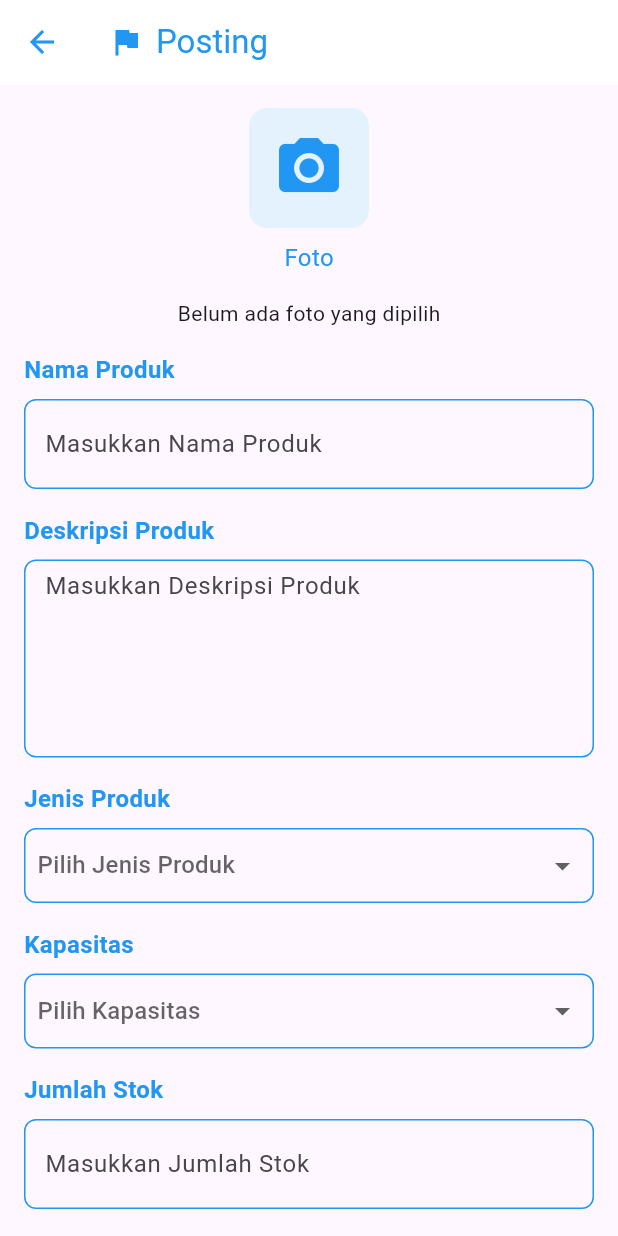
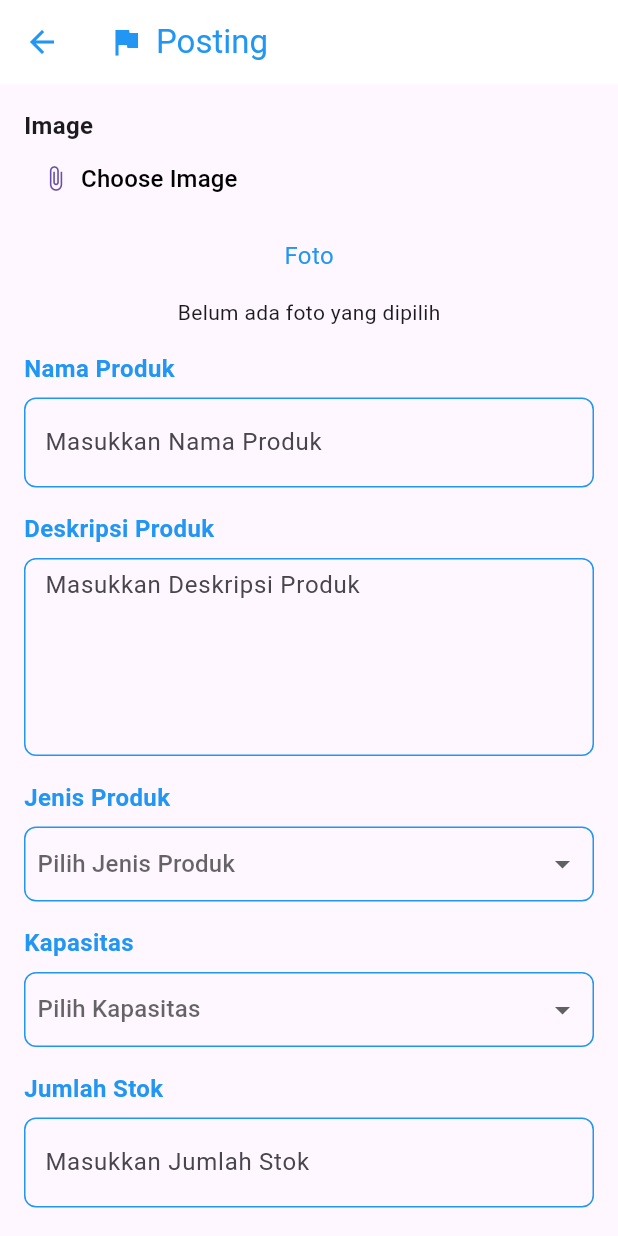
Before and after one commit to heruiksan/MVP-natour-app, a Flutter app: the addAlat screen opened directly, on a phone screen of 412 x 824 dp. Run offline on Flutter 3.47's test engine with Material 3 defaults, Android fonts, the phone set to English and light mode, and no system bars; our stand-ins replace cloud_firestore, file_picker, firebase_auth, firebase_core, firebase_storage, image_picker; accounts and stored records are empty.

Commit message:
fix link gambar
dari nagif

```diff
--- a/natourapps/lib/Model/sewaModel.dart
+++ b/natourapps/lib/Model/sewaModel.dart
@@ -35,5 +35,4 @@ class AlatModel {
       'imageUrl': imageUrl,
     };
   }
-
 }
--- a/natourapps/lib/view/penyewa/addAlat.dart
+++ b/natourapps/lib/view/penyewa/addAlat.dart
@@ -5,6 +5,7 @@ import 'package:firebase_auth/firebase_auth.dart';
 import 'package:natourapps/Controller/sewaController.dart';
 import 'package:natourapps/Model/sewaModel.dart';
 import 'package:natourapps/view/penyewa/bottomNavPenyewa.dart';
+import 'package:natourapps/view/penyewa/fileinputwidget.dart';
 
 class addAlat extends StatefulWidget {
   @override
@@ -27,6 +28,8 @@ class _AddAlatState extends State<addAlat> {
   final TextEditingController jumlahStokController = TextEditingController();
   final TextEditingController hargaController = TextEditingController();
   final TextEditingController lokasiController = TextEditingController();
+  TextEditingController _imageUrlController = TextEditingController(text: '');
+
 
   // Fungsi untuk memilih gambar dari kamera atau galeri
   Future<void> _pickImage(ImageSource source) async {
@@ -67,49 +70,56 @@ class _AddAlatState extends State<addAlat> {
               Center(
                 child: Column(
                   children: [
-                    GestureDetector(
-                      onTap: () {
-                        showModalBottomSheet(
-                          context: context,
-                          builder: (context) {
-                            return Container(
-                              height: 150,
-                              child: Column(
-                                children: [
-                                  ListTile(
-                                    leading: Icon(Icons.camera_alt),
-                                    title: Text("Ambil Foto dengan Kamera"),
-                                    onTap: () {
-                                      _pickImage(ImageSource.camera);
-                                      Navigator.pop(context);
-                                    },
-                                  ),
-                                  ListTile(
-                                    leading: Icon(Icons.image),
-                                    title: Text("Pilih Foto dari Galeri"),
-                                    onTap: () {
-                                      _pickImage(ImageSource.gallery);
-                                      Navigator.pop(context);
-                                    },
-                                  ),
-                                ],
-                              ),
-                            );
-                          },
-                        );
+                    // GestureDetector(
+                    //   onTap: () {
+                    //     showModalBottomSheet(
+                    //       context: context,
+                    //       builder: (context) {
+                    //         return Container(
+                    //           height: 150,
+                    //           child: Column(
+                    //             children: [
+                    //               ListTile(
+                    //                 leading: Icon(Icons.camera_alt),
+                    //                 title: Text("Ambil Foto dengan Kamera"),
+                    //                 onTap: () {
+                    //                   _pickImage(ImageSource.camera);
+                    //                   Navigator.pop(context);
+                    //                 },
+                    //               ),
+                    //               ListTile(
+                    //                 leading: Icon(Icons.image),
+                    //                 title: Text("Pilih Foto dari Galeri"),
+                    //                 onTap: () {
+                    //                   _pickImage(ImageSource.gallery);
+                    //                   Navigator.pop(context);
+                    //                 },
+                    //               ),
+                    //             ],
+                    //           ),
+                    //         );
+                    //       },
+                    //     );
+                    //   },
+                    //   child: Container(
+                    //     padding: EdgeInsets.all(16),
+                    //     decoration: BoxDecoration(
+                    //       color: Colors.blue[50],
+                    //       borderRadius: BorderRadius.circular(12),
+                    //     ),
+                    //     child: Icon(
+                    //       Icons.camera_alt,
+                    //       size: 48,
+                    //       color: Colors.blue,
+                    //     ),
+                    //   ),
+                    // ),
+
+                    FileInputWidget(
+                      fileType: 'Image',
+                      onSaveToDatabase: (img) {
+                        _imageUrlController.text = img!;
                       },
-                      child: Container(
-                        padding: EdgeInsets.all(16),
-                        decoration: BoxDecoration(
-                          color: Colors.blue[50],
-                          borderRadius: BorderRadius.circular(12),
-                        ),
-                        child: Icon(
-                          Icons.camera_alt,
-                          size: 48,
-                          color: Colors.blue,
-                        ),
-                      ),
                     ),
                     SizedBox(height: 8),
                     Text(
@@ -171,6 +181,7 @@ class _AddAlatState extends State<addAlat> {
                     harga: double.tryParse(hargaController.text) ?? 0.0,
                     lokasi: lokasiController.text,
                     userId: userId,
+                    imageUrl: _imageUrlController.text
                   );
 
                   final controller = Sewacontroller();
--- /dev/null
+++ b/natourapps/lib/view/penyewa/fileinputwidget.dart
@@ -0,0 +1,111 @@
+import 'dart:io';
+
+import 'package:flutter/material.dart';
+import 'package:file_picker/file_picker.dart';
+import 'package:firebase_storage/firebase_storage.dart';
+import 'package:path/path.dart' as path;
+
+class FileInputWidget extends StatefulWidget {
+  final String fileType;
+  final void Function(String? firebaseUrl)? onSaveToDatabase;
+
+  FileInputWidget({required this.fileType, this.onSaveToDatabase});
+
+  @override
+  _FileInputWidgetState createState() => _FileInputWidgetState();
+}
+
+class _FileInputWidgetState extends State<FileInputWidget> {
+  String _filePath = '';
+  bool _isUploading = false; // Variabel untuk mengontrol status upload
+
+  Future<String?> _pickPdfFile() async {
+    FilePickerResult? result = await FilePicker.platform.pickFiles(
+      type: FileType.custom,
+      allowedExtensions: ['pdf', 'jpg', 'jpeg', 'png'],
+    );
+
+    if (result != null) {
+      PlatformFile file = result.files.first;
+      setState(() {
+        _filePath = file.path!;
+        _isUploading = true; // Set status upload menjadi true
+      });
+
+      try {
+        // Tentukan direktori Firebase Storage berdasarkan jenis file
+        String directory = widget.fileType == 'Image' ? 'paketImg/' : 'file/';
+
+        // Upload file ke Firebase Storage
+        Reference ref = FirebaseStorage.instance
+            .ref()
+            .child(directory)
+            .child(path.basename(_filePath));
+        UploadTask uploadTask = ref.putFile(File(_filePath));
+        TaskSnapshot snapshot = await uploadTask.whenComplete(() {});
+
+        // Dapatkan URL file yang diupload
+        String downloadUrl = await snapshot.ref.getDownloadURL();
+
+        // Panggil callback untuk menyimpan URL ke database jika tersedia
+        if (widget.onSaveToDatabase != null) {
+          widget.onSaveToDatabase!(downloadUrl);
+        }
+
+        return downloadUrl;
+      } finally {
+        setState(() {
+          _isUploading = false; // Set status upload menjadi false
+        });
+      }
+    }
+    return null;
+  }
+
+  @override
+  Widget build(BuildContext context) {
+    return Column(
+      crossAxisAlignment: CrossAxisAlignment.start,
+      children: [
+        Text(
+          widget.fileType,
+          style: const TextStyle(
+            fontSize: 16,
+            fontWeight: FontWeight.bold,
+          ),
+        ),
+        TextButton(
+          onPressed: () async {
+            await _pickPdfFile();
+          },
+          child: Row(
+            children: [
+              const Icon(Icons.attach_file),
+              const SizedBox(width: 8),
+              Text(
+                'Choose ${widget.fileType}',
+                style: const TextStyle(
+                  fontSize: 16,
+                  color: Colors.black,
+                ),
+              ),
+            ],
+          ),
+        ),
+        const SizedBox(height: 8),
+        if (_isUploading)
+          const Center(
+            child: CircularProgressIndicator(), // Indikator proses upload
+          ),
+        if (_filePath.isNotEmpty && !_isUploading)
+          Text(
+            _filePath,
+            style: const TextStyle(
+              fontSize: 16,
+              color: Colors.grey,
+            ),
+          ),
+      ],
+    );
+  }
+}
--- a/natourapps/pubspec.yaml
+++ b/natourapps/pubspec.yaml
@@ -42,6 +42,7 @@ dependencies:
   geolocator: ^13.0.2
   geocoding: ^3.0.0
   firebase_storage: ^12.3.7
+  file_picker: ^8.0.5
 
 dev_dependencies:
   flutter_test:
```
Also changed, not shown: natourapps/pubspec.lock.
